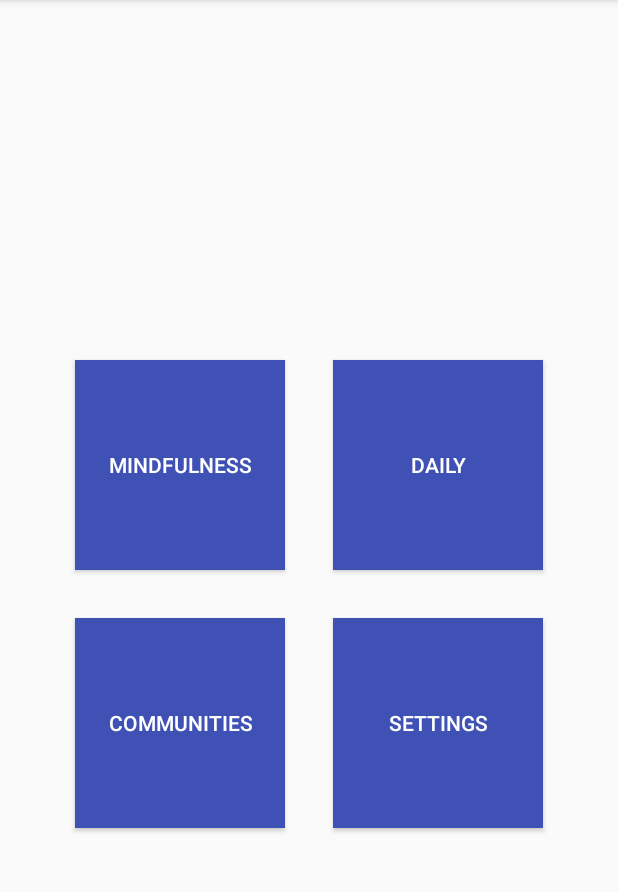
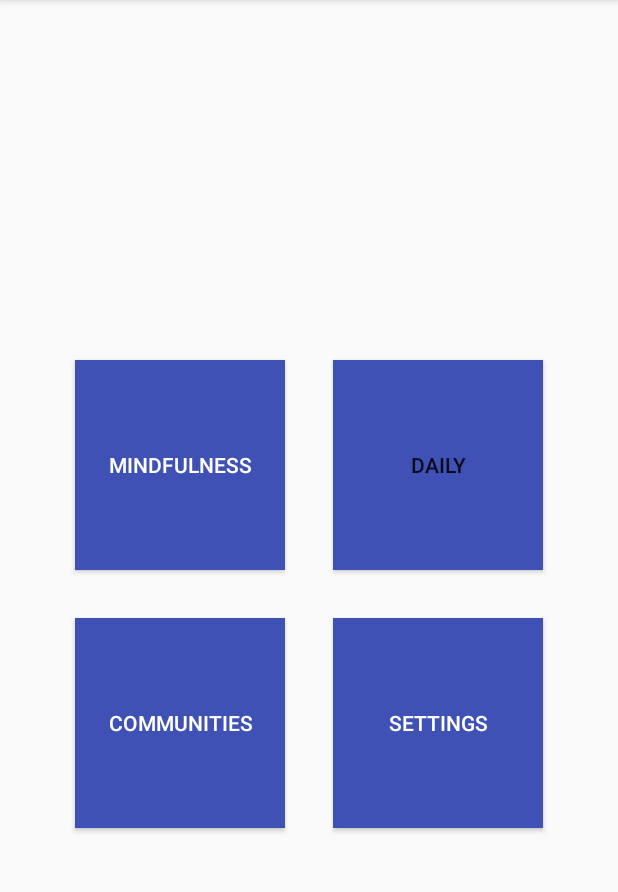
Before and after one commit to daneography/BreathEasy-AndroidStudio, an Android app: the fragment mainMenuFragment placed in its activity, on a phone screen of 412 x 824 dp, the part 84-976 px from its top. Run offline under Robolectric (Android 15) with nearby library versions, the phone set to English and light mode, and no system bars.

Commit message:
version 0.6.1.2
changed color for text

```diff
--- a/app/src/main/res/layout/fragment_main_menu.xml
+++ b/app/src/main/res/layout/fragment_main_menu.xml
@@ -48,7 +48,7 @@
         android:layout_marginTop="40dp"
         android:background="@color/colorPrimary"
         android:text="Daily"
-        android:textColor="@android:color/white" />
+        android:textColor="@android:color/blue" />
 
     <android.support.v7.widget.AppCompatButton
         android:id="@+id/btnSettings"
```
